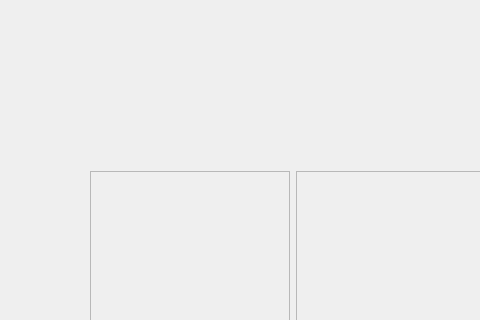
Above: mainwindow.ui from rL1ze/mind-lab before the change; both pictures show x 0 to 480 and y 0 to 320 of the 800 by 600 pixel window. Below: the same form after it.
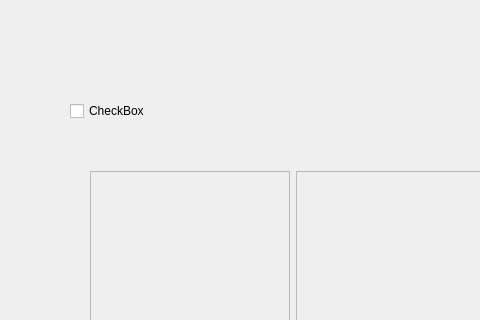
That is the form after the change.

Commit message: - Добавил checkBox на ui и функцию checkBox_clicked для изменений состояний объектов основного окна и добавления новых динамический объектов для реализации выбора 3 или 5 шаров, изменил наименовая функций, и не много рефакторинга.

Diff of the .ui file:
```diff
--- a/mainwindow.ui
+++ b/mainwindow.ui
@@ -68,7 +68,7 @@
      <set>Qt::AlignCenter</set>
     </property>
    </widget>
-   <widget class="QWidget" name="">
+   <widget class="QWidget" name="layoutWidget">
     <property name="geometry">
      <rect>
       <x>90</x>
@@ -379,6 +379,19 @@
      </item>
     </layout>
    </widget>
+   <widget class="QCheckBox" name="checkBox">
+    <property name="geometry">
+     <rect>
+      <x>70</x>
+      <y>100</y>
+      <width>78</width>
+      <height>22</height>
+     </rect>
+    </property>
+    <property name="text">
+     <string>CheckBox</string>
+    </property>
+   </widget>
   </widget>
   <widget class="QMenuBar" name="menubar">
    <property name="geometry">
```
The commit also changes 5 other files.
